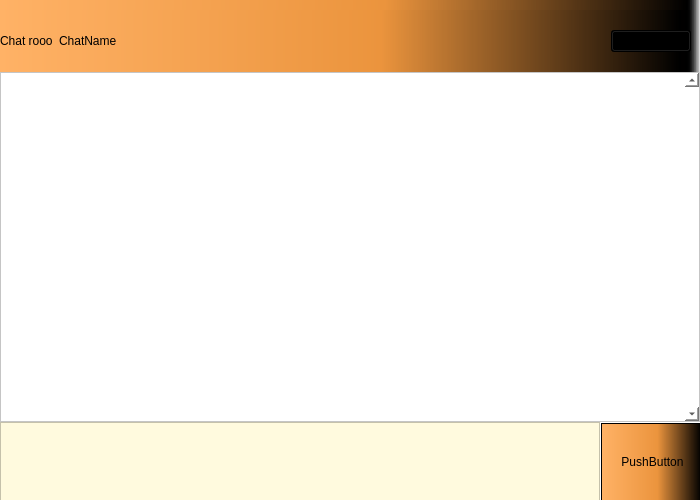
verina101/Chat-Application, file Chat-Application/ChatRoom.ui: the form before one commit.
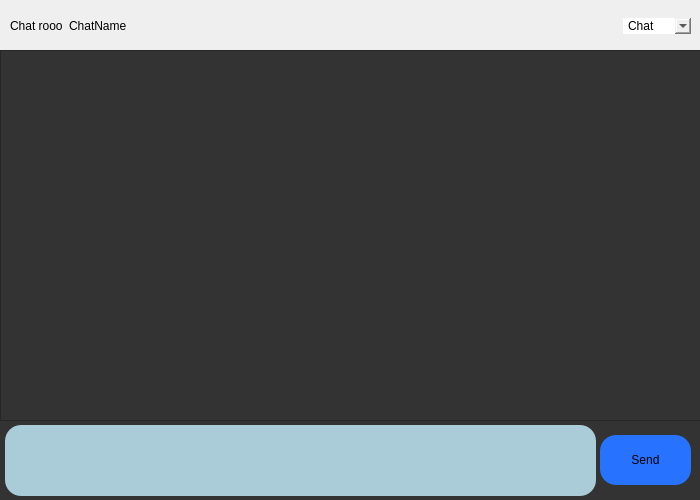
The form after the commit.

Commit message: send messages in chatRoom feature

Diff of the .ui file:
```diff
--- a/Chat-Application/ChatRoom.ui
+++ b/Chat-Application/ChatRoom.ui
@@ -14,15 +14,31 @@
    <string>Form</string>
   </property>
   <property name="styleSheet">
-   <string notr="true">background:qlineargradient(spread:pad, x1:0, y1:0, x2:1, y2:0, stop:0 rgba(255, 178, 102, 255), stop:0.55 rgba(235, 148, 61, 255), stop:0.98 rgba(0, 0, 0, 255), stop:1 rgba(0, 0, 0, 0));</string>
+   <string notr="true">QFrame{
+	background:#333;
+}
+
+QPushButton#pushButton_send 
+{
+	border-radius:16px;
+}
+QComboBox{
+border-radius:0px;
+}
+
+QPlainTextEdit#plainTextEdit_Message
+{
+	border-radius:16px;
+}
+</string>
   </property>
   <widget class="QWidget" name="layoutWidget">
    <property name="geometry">
     <rect>
-     <x>0</x>
-     <y>10</y>
-     <width>691</width>
-     <height>62</height>
+     <x>10</x>
+     <y>0</y>
+     <width>681</width>
+     <height>52</height>
     </rect>
    </property>
    <layout class="QHBoxLayout" name="horizontalLayout">
@@ -86,84 +102,95 @@
     </item>
    </layout>
   </widget>
-  <widget class="QStackedWidget" name="stackedWidget">
+  <widget class="QFrame" name="frame">
    <property name="geometry">
     <rect>
      <x>0</x>
-     <y>72</y>
-     <width>700</width>
-     <height>428</height>
+     <y>50</y>
+     <width>701</width>
+     <height>521</height>
     </rect>
    </property>
    <property name="styleSheet">
-    <string notr="true">background: rgb(55, 212, 255);
-
+    <string notr="true"/>
+   </property>
+   <property name="frameShape">
+    <enum>QFrame::StyledPanel</enum>
+   </property>
+   <property name="frameShadow">
+    <enum>QFrame::Raised</enum>
+   </property>
+   <widget class="QStackedWidget" name="stackedWidget">
+    <property name="geometry">
+     <rect>
+      <x>0</x>
+      <y>0</y>
+      <width>701</width>
+      <height>451</height>
+     </rect>
+    </property>
+    <property name="styleSheet">
+     <string notr="true"/>
+    </property>
+    <property name="currentIndex">
+     <number>0</number>
+    </property>
+    <widget class="QWidget" name="page">
+     <widget class="QPushButton" name="pushButton_send">
+      <property name="geometry">
+       <rect>
+        <x>600</x>
+        <y>385</y>
+        <width>91</width>
+        <height>50</height>
+       </rect>
+      </property>
+      <property name="minimumSize">
+       <size>
+        <width>50</width>
+        <height>50</height>
+       </size>
+      </property>
+      <property name="styleSheet">
+       <string notr="true">background:rgb(39, 115, 255);
 </string>
-   </property>
-   <property name="currentIndex">
-    <number>0</number>
-   </property>
-   <widget class="QWidget" name="page">
-    <widget class="QScrollArea" name="scrollArea">
-     <property name="geometry">
-      <rect>
-       <x>0</x>
-       <y>0</y>
-       <width>700</width>
-       <height>350</height>
-      </rect>
-     </property>
-     <property name="styleSheet">
-      <string notr="true">background:white;</string>
-     </property>
-     <property name="verticalScrollBarPolicy">
-      <enum>Qt::ScrollBarAlwaysOn</enum>
-     </property>
-     <property name="widgetResizable">
-      <bool>true</bool>
-     </property>
-     <widget class="QWidget" name="scrollAreaWidgetContents">
+      </property>
+      <property name="text">
+       <string>Send</string>
+      </property>
+     </widget>
+     <widget class="QListWidget" name="listWidget">
       <property name="geometry">
        <rect>
         <x>0</x>
         <y>0</y>
-        <width>684</width>
-        <height>348</height>
+        <width>701</width>
+        <height>371</height>
        </rect>
       </property>
+      <property name="styleSheet">
+       <string notr="true"/>
+      </property>
      </widget>
-    </widget>
-    <widget class="QPlainTextEdit" name="plainTextEdit">
-     <property name="geometry">
-      <rect>
-       <x>0</x>
-       <y>350</y>
-       <width>600</width>
-       <height>80</height>
-      </rect>
-     </property>
-     <property name="styleSheet">
-      <string notr="true">background:rgb(255, 250, 222);
-
+     <widget class="QPlainTextEdit" name="plainTextEdit_Message">
+      <property name="geometry">
+       <rect>
+        <x>5</x>
+        <y>375</y>
+        <width>591</width>
+        <height>71</height>
+       </rect>
+      </property>
+      <property name="styleSheet">
+       <string notr="true">background:rgb(170, 204, 216);
+font: 9pt &quot;Segoe UI&quot; ;
 
 </string>
-     </property>
-    </widget>
-    <widget class="QPushButton" name="pushButton">
-     <property name="geometry">
-      <rect>
-       <x>600</x>
-       <y>350</y>
-       <width>105</width>
-       <height>80</height>
-      </rect>
-     </property>
-     <property name="styleSheet">
-      <string notr="true">background:qlineargradient(spread:pad, x1:0, y1:0, x2:1, y2:0, stop:0 rgba(255, 178, 102, 255), stop:0.55 rgba(235, 148, 61, 255), stop:0.98 rgba(0, 0, 0, 255), stop:1 rgba(0, 0, 0, 0));</string>
-     </property>
-     <property name="text">
-      <string>PushButton</string>
-     </property>
+      </property>
+      <property name="lineWrapMode">
+       <enum>QPlainTextEdit::WidgetWidth</enum>
+      </property>
+     </widget>
     </widget>
    </widget>
   </widget>
```
Left out of the diff: 2 changed lines with no effect on the pictures. The commit also changes 15 other files.
